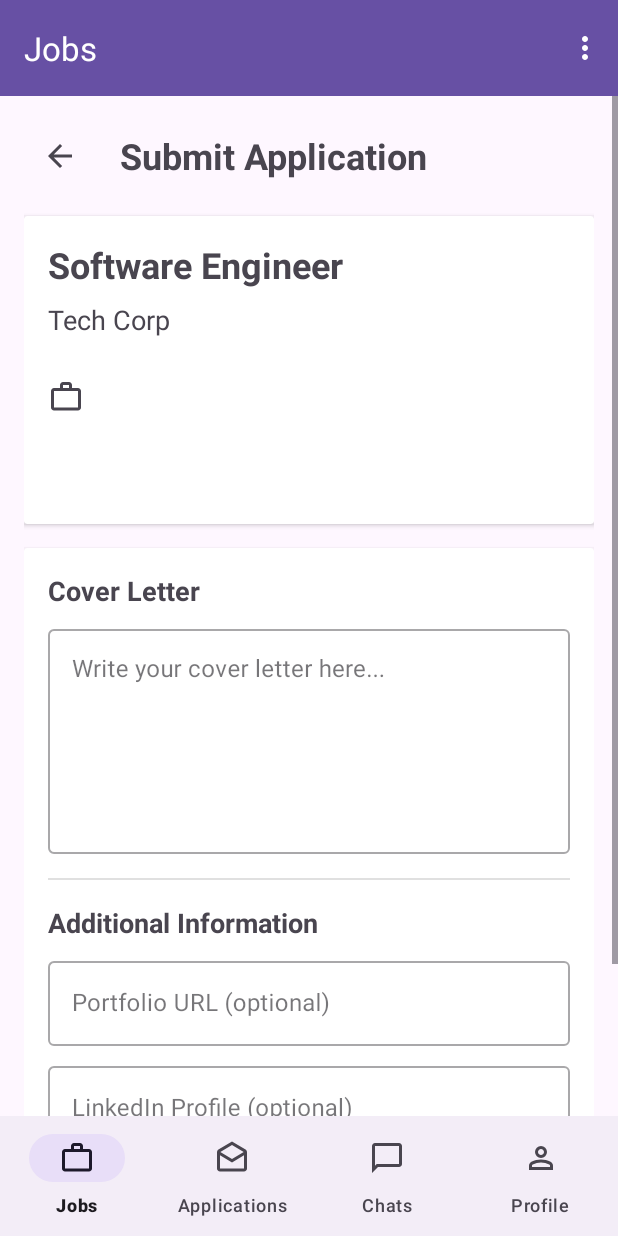
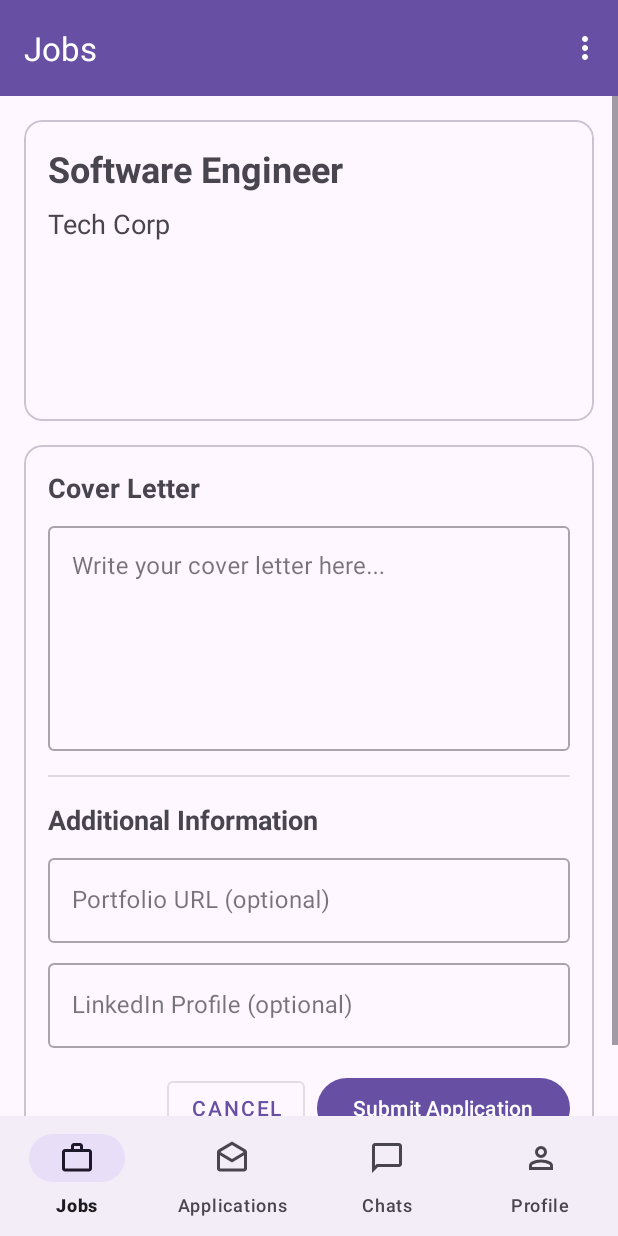
Before and after one commit to nduduzoMemela01/studyworks, an Android app: the fragment CandidateJobApplicationFragment placed in its activity, on a phone screen of 412 x 824 dp. Run offline under Robolectric (Android 15) with nearby library versions, the phone set to English and light mode, and no system bars; our stand-ins replace CircleImageView, Firebase (no records; nobody signed in at launch, a user with empty details on screens opened directly), navigation-ui.

```diff
--- a/app/src/main/java/com/pbde401/studyworks/ui/candidate/jobs/CandidateJobApplicationFragment.java
+++ b/app/src/main/java/com/pbde401/studyworks/ui/candidate/jobs/CandidateJobApplicationFragment.java
@@ -20,9 +20,9 @@ import com.pbde401.studyworks.R;
 
 public class CandidateJobApplicationFragment extends Fragment {
     private CandidateJobApplicationViewModel viewModel;
+    private String jobId;
 
     // UI components
-    private ImageButton backButton;
     private TextView errorText;
     private TextView jobTitle;
     private TextView companyName;
@@ -51,8 +51,9 @@ public class CandidateJobApplicationFragment extends Fragment {
     public void onViewCreated(@NonNull View view, @Nullable Bundle savedInstanceState) {
         super.onViewCreated(view, savedInstanceState);
 
+        jobId = getArguments() != null ? getArguments().getString("jobId") : null;
+
         // Initialize UI components
-        backButton = view.findViewById(R.id.backButton);
         errorText = view.findViewById(R.id.errorText);
         jobTitle = view.findViewById(R.id.jobTitle);
         companyName = view.findViewById(R.id.companyName);
@@ -69,11 +70,7 @@ public class CandidateJobApplicationFragment extends Fragment {
 
         // Initialize ViewModel
         viewModel = new ViewModelProvider(this).get(CandidateJobApplicationViewModel.class);
-
-        // TODO: Get jobId and userId from arguments or shared preferences
-        String jobId = "sample_job_id";  // Replace with actual jobId
-        String userId = "sample_user_id"; // Replace with actual userId
-        viewModel.init(jobId, userId);
+        viewModel.init(jobId);
 
         setupObservers();
         setupListeners();
@@ -121,11 +118,6 @@ public class CandidateJobApplicationFragment extends Fragment {
     }
 
     private void setupListeners() {
-        backButton.setOnClickListener(v -> {
-            // TODO: Navigate back
-            requireActivity().onBackPressed();
-        });
-
         messageRecruiterButton.setOnClickListener(v -> {
             // TODO: Navigate to chat
         });
--- a/app/src/main/java/com/pbde401/studyworks/ui/candidate/jobs/CandidateJobApplicationViewModel.java
+++ b/app/src/main/java/com/pbde401/studyworks/ui/candidate/jobs/CandidateJobApplicationViewModel.java
@@ -49,9 +49,8 @@ public class CandidateJobApplicationViewModel extends ViewModel {
         public String candidateId;
     }
 
-    public void init(String jobId, String userId) {
+    public void init(String jobId) {
         this.jobId = jobId;
-        this.userId = userId;
         loadJob();
         loadApplication();
     }
--- a/app/src/main/java/com/pbde401/studyworks/ui/candidate/jobs/CandidateJobsFragment.java
+++ b/app/src/main/java/com/pbde401/studyworks/ui/candidate/jobs/CandidateJobsFragment.java
@@ -72,7 +72,9 @@ public class CandidateJobsFragment extends Fragment implements JobListingAdapter
         btnClearFilters.setOnClickListener(v -> clearFilters());
 
         // Observe jobs data
-        viewModel.getActiveJobs().observe(getViewLifecycleOwner(), this::updateJobsUI);
+        viewModel.getActiveJobs().observe(getViewLifecycleOwner(), jobs -> {
+            updateJobsUI(jobs);
+        });
 
         // Observe loading state
         viewModel.getIsLoading().observe(getViewLifecycleOwner(), isLoading -> {
--- a/app/src/main/res/layout/fragment_candidate_job_application.xml
+++ b/app/src/main/res/layout/fragment_candidate_job_application.xml
@@ -12,37 +12,11 @@
         android:orientation="vertical"
         android:padding="16dp">
 
-        <!-- Header -->
-        <LinearLayout
-            android:layout_width="match_parent"
-            android:layout_height="wrap_content"
-            android:orientation="horizontal"
-            android:gravity="center_vertical"
-            android:layout_marginBottom="16dp">
-
-            <ImageButton
-                android:id="@+id/backButton"
-                android:layout_width="48dp"
-                android:layout_height="48dp"
-                android:background="?attr/selectableItemBackgroundBorderless"
-                android:src="@drawable/ic_arrow_back"
-                android:contentDescription="Back"/>
-
-            <TextView
-                android:layout_width="wrap_content"
-                android:layout_height="wrap_content"
-                android:text="Submit Application"
-                android:textSize="24sp"
-                android:textStyle="bold"
-                android:layout_marginStart="16dp"/>
-        </LinearLayout>
-
         <!-- Error message -->
         <TextView
             android:id="@+id/errorText"
             android:layout_width="match_parent"
             android:layout_height="wrap_content"
-            android:background="#FFEBEE"
             android:padding="16dp"
             android:textColor="@color/red_500"
             android:visibility="gone"
@@ -50,7 +24,7 @@
             tools:text="Error message"/>
 
         <!-- Job Details Card -->
-        <androidx.cardview.widget.CardView
+        <com.google.android.material.card.MaterialCardView
             android:layout_width="match_parent"
             android:layout_height="wrap_content"
             android:layout_marginBottom="16dp">
@@ -89,12 +63,6 @@
                     android:orientation="horizontal"
                     android:layout_marginTop="8dp">
 
-                    <ImageView
-                        android:layout_width="24dp"
-                        android:layout_height="24dp"
-                        android:src="@drawable/ic_work"
-                        android:layout_marginEnd="8dp"/>
-
                     <TextView
                         android:id="@+id/jobType"
                         android:layout_width="wrap_content"
@@ -122,10 +90,10 @@
                     android:visibility="gone"
                     tools:visibility="visible" />
             </LinearLayout>
-        </androidx.cardview.widget.CardView>
+        </com.google.android.material.card.MaterialCardView>
 
         <!-- Application Form Card -->
-        <androidx.cardview.widget.CardView
+        <com.google.android.material.card.MaterialCardView
             android:layout_width="match_parent"
             android:layout_height="wrap_content">
 
@@ -221,7 +189,7 @@
                         android:text="Submit Application"/>
                 </LinearLayout>
             </LinearLayout>
-        </androidx.cardview.widget.CardView>
+        </com.google.android.material.card.MaterialCardView>
 
         <!-- Loading Progress -->
         <ProgressBar
```
Also changed, not shown: app/src/main/java/com/pbde401/studyworks/ui/candidate/jobs/JobListingAdapter.java (+13 -11 lines), app/src/main/res/layout/fragment_candidate_single_job.xml (+0 -15 lines), app/src/main/res/layout/job_listing_item.xml (+4 -4 lines).
